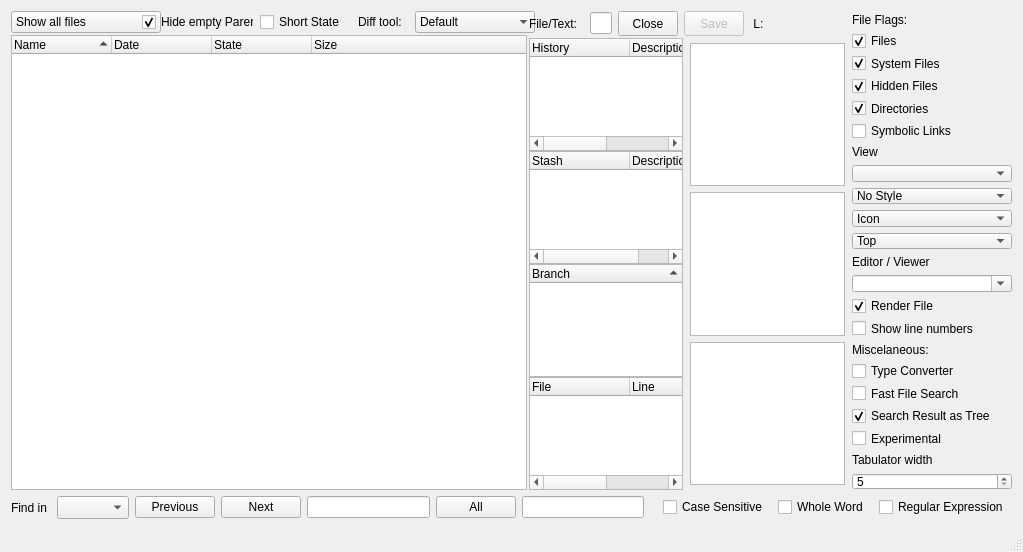
Rolloke/GUI-Apps, file source/mainwindow.ui: the form before one commit.
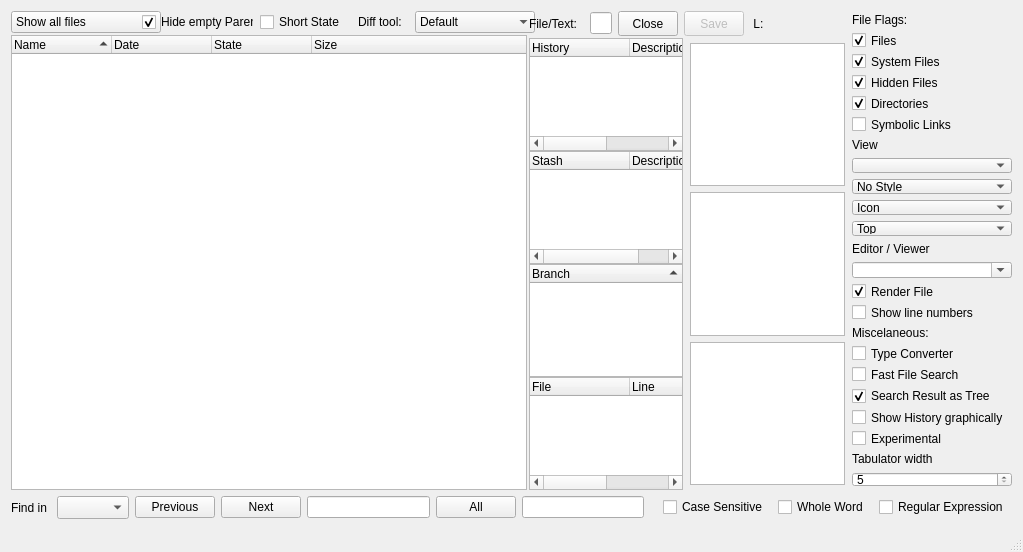
The form after the commit. Icons and pictures are not drawn. Custom widgets are drawn as their Qt base class.

```diff
--- a/source/mainwindow.ui
+++ b/source/mainwindow.ui
@@ -868,6 +868,16 @@
           </property>
          </widget>
         </item>
+        <item>
+         <widget class="QCheckBox" name="ckShowHistoryGraphically">
+          <property name="toolTip">
+           <string>Show history also in graphics view</string>
+          </property>
+          <property name="text">
+           <string>Show History graphically</string>
+          </property>
+         </widget>
+        </item>
         <item>
          <widget class="QCheckBox" name="ckExperimental">
           <property name="toolTip">
```
